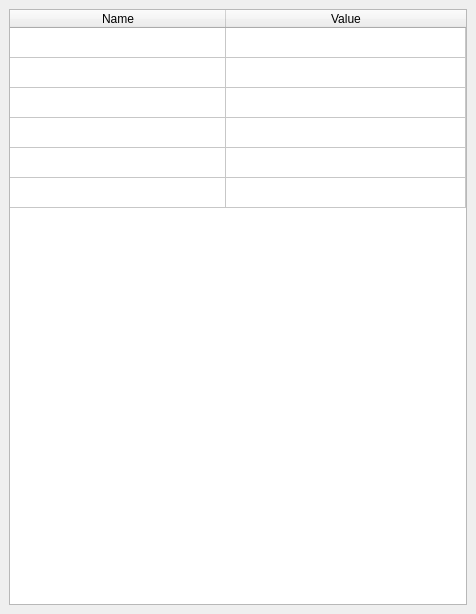
PinguinoIDE/pinguino-ide, file qtgui/frames/environ_viewer.ui: the form before one commit.
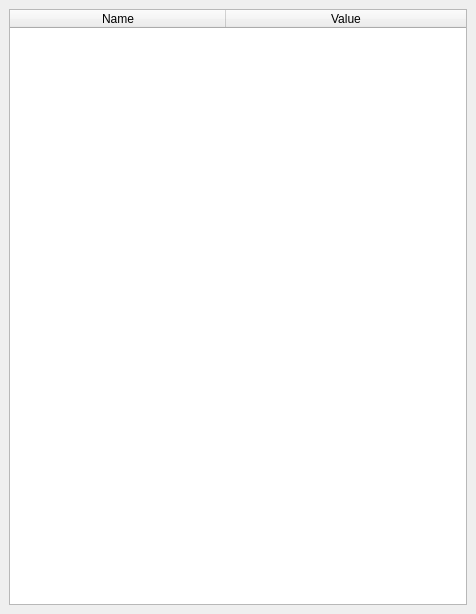
The form after the commit.

```diff
--- a/qtgui/frames/environ_viewer.ui
+++ b/qtgui/frames/environ_viewer.ui
@@ -26,36 +26,6 @@
       <attribute name="verticalHeaderVisible">
        <bool>false</bool>
       </attribute>
-      <row>
-       <property name="text">
-        <string>New Row</string>
-       </property>
-      </row>
-      <row>
-       <property name="text">
-        <string>New Row</string>
-       </property>
-      </row>
-      <row>
-       <property name="text">
-        <string>New Row</string>
-       </property>
-      </row>
-      <row>
-       <property name="text">
-        <string>New Row</string>
-       </property>
-      </row>
-      <row>
-       <property name="text">
-        <string>New Row</string>
-       </property>
-      </row>
-      <row>
-       <property name="text">
-        <string>New Row</string>
-       </property>
-      </row>
       <column>
        <property name="text">
         <string>Name</string>
```
